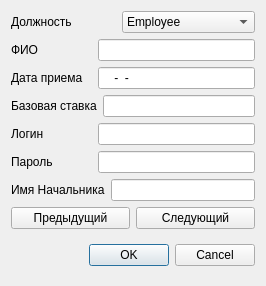
First picture: the form in Employees/dialogaddemployee.ui, repository evgenysankovich/employee_system, before the edit.
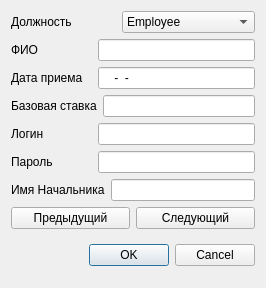
Second picture: the form after the edit. Icons and pictures are not drawn.

Commit message: Переделаны кнопки + workerBase

Patch:
```diff
--- a/Employees/dialogaddemployee.ui
+++ b/Employees/dialogaddemployee.ui
@@ -7,7 +7,7 @@
     <x>0</x>
     <y>0</y>
     <width>266</width>
-    <height>286</height>
+    <height>288</height>
    </rect>
   </property>
   <property name="windowTitle">
```
Left out of the diff: 8 changed lines with no effect on the pictures. The commit also changes 5 other files.
